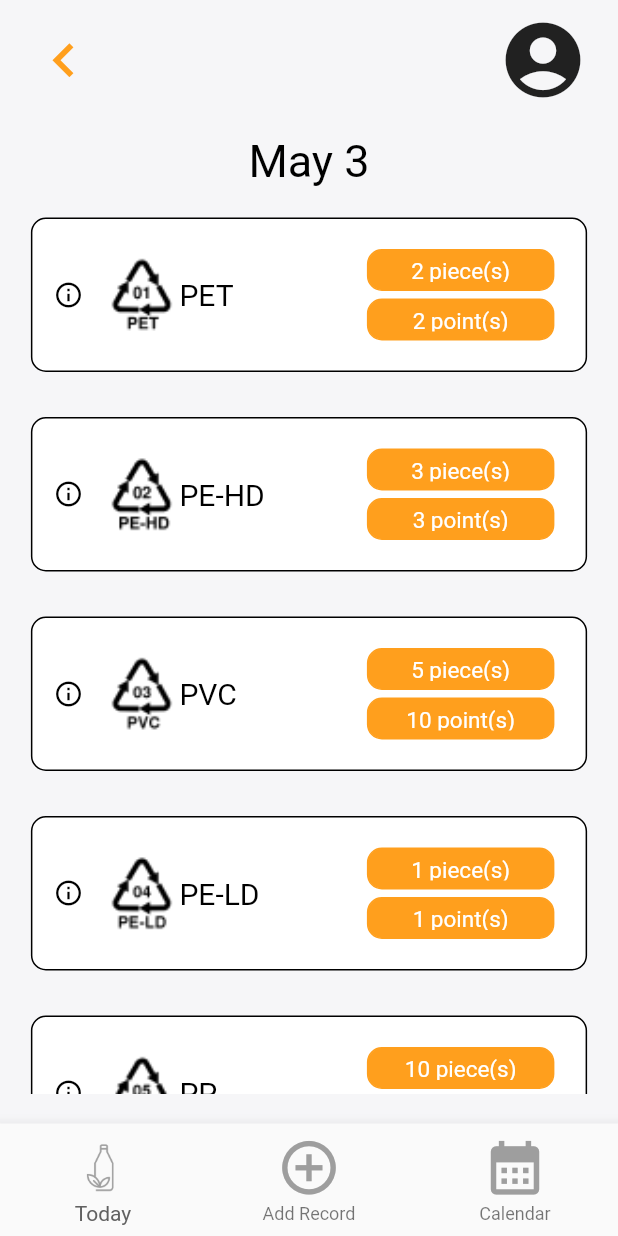
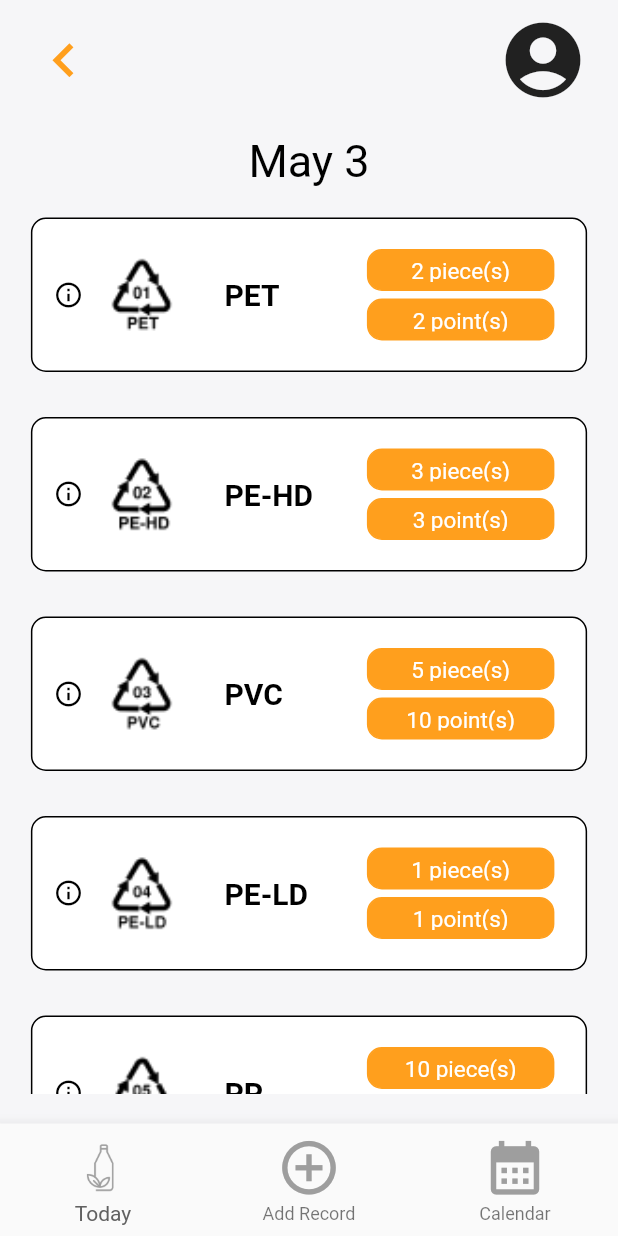
Before and after one commit to suisuiss/Plastic-Recorder, a Flutter app: the screen it shows once a user with an empty profile is signed in, on a phone screen of 412 x 824 dp. Run offline on Flutter 3.47's test engine with Material 2 defaults, Android fonts, the phone set to English and light mode, and no system bars; our stand-ins replace firebase_auth, firebase_core, flutter_image_slideshow, page_view_indicators, table_calendar; accounts and stored records are empty.

Commit message:
[Update today]

```diff
--- a/plastic_recorder/lib/today_screen.dart
+++ b/plastic_recorder/lib/today_screen.dart
@@ -174,10 +174,12 @@ class _BoxState extends State<Box> {
               )),
           Container(
             width: 125,
+            padding: EdgeInsets.only(left: 30),
             child: Text(
               name,
               style: TextStyle(
                   fontSize: 20,
+                  fontWeight: FontWeight.bold,
                   color: Colors.black,
                   decoration: TextDecoration.none),
             ),
```
